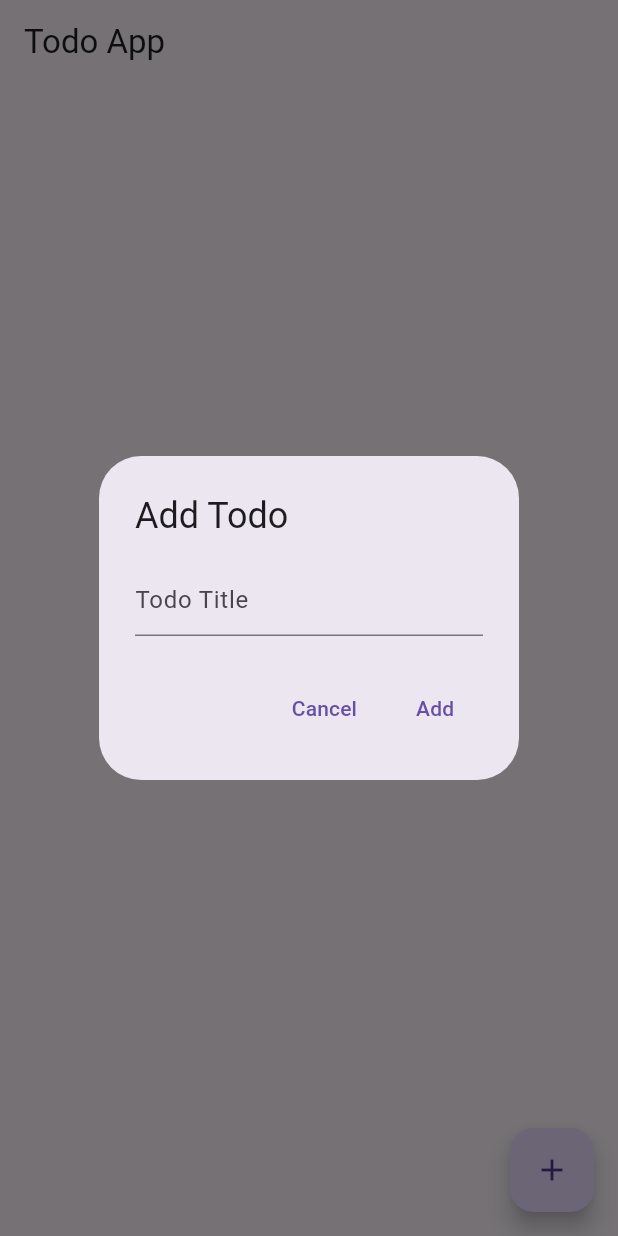
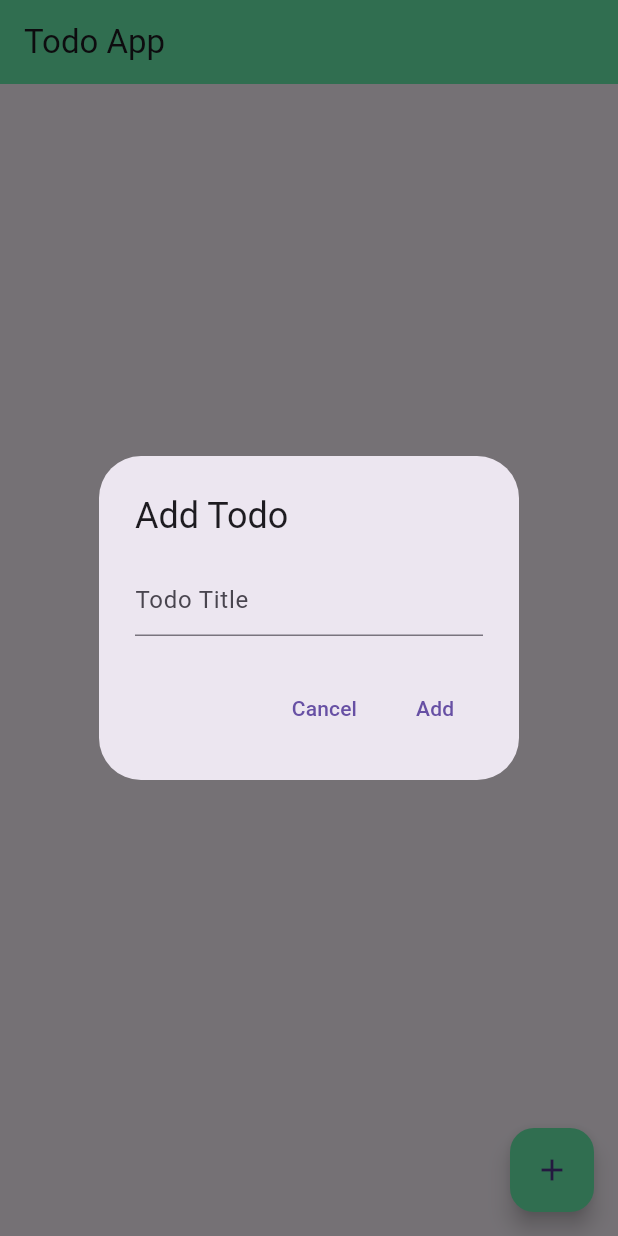
Before and after one commit to firadfd/flutter_todo, a Flutter app: the screen it shows after launch, after a tap on the "add" icon, on a phone screen of 412 x 824 dp. Run offline on Flutter 3.47's test engine with Material 3 defaults, Android fonts, the light colour scheme and no system bars; our stand-ins replace flutter_bloc, hive, hive_flutter; accounts and stored records are empty; generated files the repository leaves out were written again.

Commit message:
ui update

```diff
--- a/lib/cubit/todo_cubut.dart
+++ b/lib/cubit/todo_cubut.dart
@@ -31,4 +31,5 @@ class TodoCubit extends Cubit<List<Todo>> {
     _todoBox.deleteAt(index);
     loadTodos();
   }
+
 }
--- a/lib/main.dart
+++ b/lib/main.dart
@@ -1,7 +1,8 @@
 import 'package:flutter/material.dart';
+import 'package:flutter_bloc/flutter_bloc.dart';
 import 'package:hive_flutter/hive_flutter.dart';
-import 'package:flutter_bloc/flutter_bloc.dart';
 import 'package:todo/screen/todo_screen.dart';
+
 import 'cubit/todo_cubut.dart';
 import 'model/todo_model.dart';
 
@@ -14,12 +15,15 @@ void main() async {
 }
 
 class MyApp extends StatelessWidget {
+  const MyApp({super.key});
+
   @override
   Widget build(BuildContext context) {
     return BlocProvider(
       create: (context) => TodoCubit(),
       child: MaterialApp(
-        home: TodoScreen(),
+        debugShowCheckedModeBanner: false,
+        home: SafeArea(child: TodoScreen()),
       ),
     );
   }
--- a/lib/screen/todo_screen.dart
+++ b/lib/screen/todo_screen.dart
@@ -1,8 +1,9 @@
 import 'package:flutter/material.dart';
 import 'package:flutter_bloc/flutter_bloc.dart';
-
+import 'package:flutter_staggered_grid_view/flutter_staggered_grid_view.dart';
 import '../cubit/todo_cubut.dart';
 import '../model/todo_model.dart';
+
 class TodoScreen extends StatelessWidget {
   const TodoScreen({super.key});
 
@@ -12,66 +13,63 @@ class TodoScreen extends StatelessWidget {
 
     return Scaffold(
       appBar: AppBar(
-        title: Text('Todo App'),
+        backgroundColor: Colors.greenAccent,
+        title: const Text('Todo App'),
       ),
-      body: BlocBuilder<TodoCubit, List<Todo>>(
-        builder: (context, todos) {
-          return ListView.builder(
-            itemCount: todos.length,
-            itemBuilder: (context, index) {
-              final todo = todos[index];
-              return ListTile(
-                title: Text(
-                  todo.title,
-                  style: TextStyle(
-                    decoration: todo.isCompleted
-                        ? TextDecoration.lineThrough
-                        : TextDecoration.none,
-                  ),
-                ),
-                trailing: Row(
-                  mainAxisSize: MainAxisSize.min,
-                  children: [
-                    IconButton(
-                      icon: Icon(Icons.check),
-                      onPressed: () {
-                        context.read<TodoCubit>().toggleTodoStatus(index);
-                      },
-                    ),
-                    IconButton(
-                      icon: Icon(Icons.delete),
-                      onPressed: () {
-                        context.read<TodoCubit>().deleteTodoAt(index);
-                      },
-                    ),
-                  ],
-                ),
+      body: Padding(
+        padding: const EdgeInsets.all(8.0),
+        child: BlocBuilder<TodoCubit, List<Todo>>(
+          builder: (context, todos) {
+            if (todos.isEmpty) {
+              return const Center(
+                child: Text("No note found"),
               );
-            },
-          );
-        },
+            } else {
+              return MasonryGridView.count(
+                crossAxisCount: 2,
+                mainAxisSpacing: 8.0,
+                crossAxisSpacing: 8.0,
+                itemCount: todos.length,
+                itemBuilder: (context, index) {
+                  final todo = todos[index];
+                  return UiHelper.listItem(todo.title, todo.isCompleted,
+                      onCompleted: () {
+                    context.read<TodoCubit>().toggleTodoStatus(index);
+                  }, onDelete: () {
+                    context.read<TodoCubit>().deleteTodoAt(index);
+                  });
+                },
+              );
+            }
+          },
+        ),
       ),
       floatingActionButton: FloatingActionButton(
-        child: Icon(Icons.add),
+        backgroundColor: Colors.greenAccent,
+        child: const Icon(Icons.add),
         onPressed: () {
           showDialog(
             context: context,
             builder: (context) {
               return AlertDialog(
-                title: Text('Add Todo'),
+                title: const Text('Add Todo'),
                 content: TextField(
                   controller: controller,
-                  decoration: InputDecoration(hintText: 'Todo Title'),
+                  minLines: 1,
+                  maxLines: null,
+                  textCapitalization: TextCapitalization.sentences,
+                  keyboardType: TextInputType.multiline,
+                  decoration: const InputDecoration(hintText: 'Todo Title'),
                 ),
                 actions: [
                   TextButton(
-                    child: Text('Cancel'),
+                    child: const Text('Cancel'),
                     onPressed: () {
                       Navigator.pop(context);
                     },
                   ),
                   TextButton(
-                    child: Text('Add'),
+                    child: const Text('Add'),
                     onPressed: () {
                       if (controller.text.isNotEmpty) {
                         context.read<TodoCubit>().addTodo(controller.text);
@@ -89,3 +87,62 @@ class TodoScreen extends StatelessWidget {
     );
   }
 }
+
+class UiHelper {
+  static Widget listItem(
+    String title,
+    bool isCompleted, {
+    required VoidCallback onCompleted,
+    required VoidCallback onDelete,
+  }) {
+    return Card(
+      elevation: 4,
+      shape: RoundedRectangleBorder(
+        borderRadius: BorderRadius.circular(12),
+      ),
+      color: isCompleted ? Colors.green.shade100 : Colors.red.shade100,
+      child: Padding(
+        padding: const EdgeInsets.all(10.0),
+        child: Column(
+          crossAxisAlignment: CrossAxisAlignment.start,
+          children: [
+            Text(
+              title,
+              style: TextStyle(
+                  fontSize: 18,
+                  fontWeight: FontWeight.w600,
+                  decoration: isCompleted
+                      ? TextDecoration.lineThrough
+                      : TextDecoration.none,
+                  color: Colors.black),
+            ),
+            const SizedBox(height: 10),
+            Row(
+              mainAxisAlignment: MainAxisAlignment.end,
+              children: [
+                IconButton(
+                  icon: Icon(
+                    Icons.check,
+                    color: isCompleted
+                        ? Colors.green.shade800
+                        : Colors.grey.shade600,
+                  ),
+                  onPressed: onCompleted,
+                ),
+                IconButton(
+                  icon: Icon(
+                    Icons.delete,
+                    color: isCompleted
+                        ? Colors.green.shade800
+                        : Colors.grey.shade600,
+                  ),
+                  onPressed: onDelete,
+                ),
+              ],
+            ),
+          ],
+        ),
+      ),
+    );
+  }
+}
--- a/pubspec.yaml
+++ b/pubspec.yaml
@@ -37,6 +37,7 @@ dependencies:
   flutter_bloc: ^8.1.2
   hive: ^2.2.3
   hive_flutter: ^1.1.0
+  flutter_staggered_grid_view: ^0.6.2
 
 dev_dependencies:
   flutter_test:
```
Also changed, not shown: pubspec.lock.
